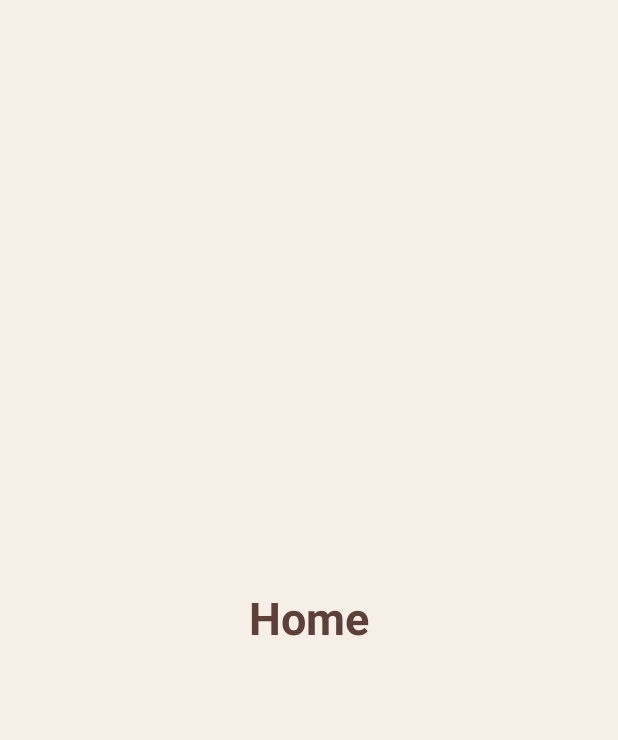
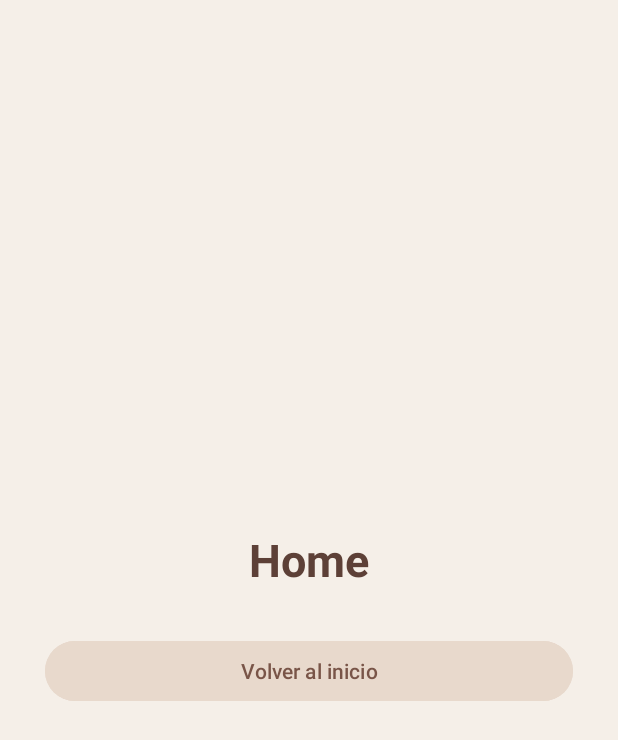
Before and after one commit to holasi123321siu-commits/HairCare, an Android app: the HomeFragment screen opened through its navigation route, on a phone screen of 412 x 824 dp. Shown: the top 740 px of the screen. Run offline under Robolectric (Android 15) with nearby library versions, the phone set to English and light mode, and no system bars.

Commit message:
Añadido botón para volver al inicio desde Home ya que era una molestia tener que cerrar la app y volver a entrar para volver al menu

```diff
--- a/app/src/main/java/com/example/haircare/navigation/fragments/HomeFragment.kt
+++ b/app/src/main/java/com/example/haircare/navigation/fragments/HomeFragment.kt
@@ -1,6 +1,21 @@
 package com.example.haircare.navigation.fragments
 
+import android.os.Bundle
+import android.view.View
 import androidx.fragment.app.Fragment
+import androidx.navigation.fragment.findNavController
 import com.example.haircare.R
+import com.example.haircare.databinding.FragmentHomeBinding
 
-class HomeFragment : Fragment(R.layout.fragment_home)
+class HomeFragment : Fragment(R.layout.fragment_home) {
+
+    override fun onViewCreated(view: View, savedInstanceState: Bundle?) {
+        super.onViewCreated(view, savedInstanceState)
+
+        val binding = FragmentHomeBinding.bind(view)
+
+        binding.btnBackHome.setOnClickListener {
+            findNavController().navigate(R.id.action_home_to_welcome)
+        }
+    }
+}
--- a/app/src/main/res/layout/fragment_home.xml
+++ b/app/src/main/res/layout/fragment_home.xml
@@ -5,7 +5,8 @@
     android:layout_height="match_parent"
     android:background="@color/haircare_background"
     android:gravity="center"
-    android:orientation="vertical">
+    android:orientation="vertical"
+    android:padding="30dp">
 
     <TextView
         android:id="@+id/tvHome"
@@ -14,6 +15,15 @@
         android:text="@string/home"
         android:textSize="30sp"
         android:textStyle="bold"
-        android:textColor="#5D4037" />
+        android:textColor="#5D4037"
+        android:layout_marginBottom="30dp" />
+
+    <Button
+        android:id="@+id/btnBackHome"
+        android:layout_width="match_parent"
+        android:layout_height="wrap_content"
+        android:text="@string/back_home"
+        android:textColor="#795548"
+        android:backgroundTint="#E8D9CC" />
 
 </LinearLayout>
--- a/app/src/main/res/navigation/nav_graph.xml
+++ b/app/src/main/res/navigation/nav_graph.xml
@@ -50,6 +50,14 @@
     <fragment
         android:id="@+id/homeFragment"
         android:name="com.example.haircare.navigation.fragments.HomeFragment"
-        android:label="@string/home" />
+        android:label="@string/home">
+
+        <action
+            android:id="@+id/action_home_to_welcome"
+            app:destination="@id/welcomeFragment"
+            app:popUpTo="@id/homeFragment"
+            app:popUpToInclusive="true" />
+
+    </fragment>
 
 </navigation>
--- a/app/src/main/res/values/strings.xml
+++ b/app/src/main/res/values/strings.xml
@@ -47,4 +47,6 @@
     <!-- TODO: Remove or change this placeholder text -->
     <string name="hello_blank_fragment">Hello blank fragment</string>
 
+    <string name="back_home">Volver al inicio</string>
+
 </resources>
```
Also changed, not shown: 1 other file.
